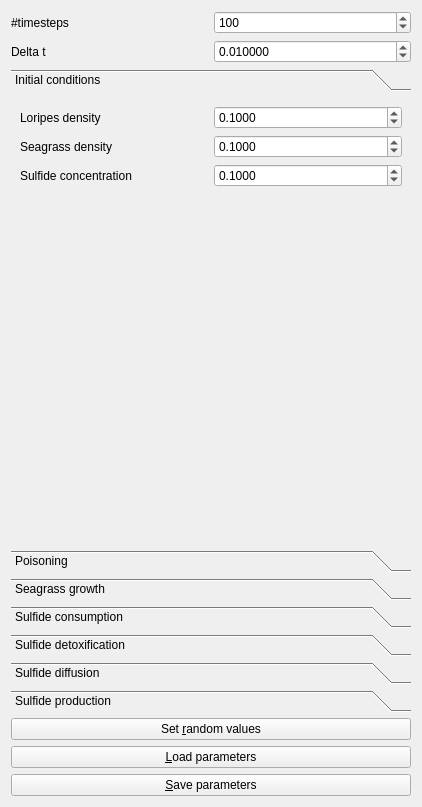
This is Tools/ToolMutualismBreakdowner/qtmutualismbreakdownerparameterswidget.ui in richelbilderbeek/ProjectRichelBilderbeek as Qt 5 draws it before an edit. The edited form follows.
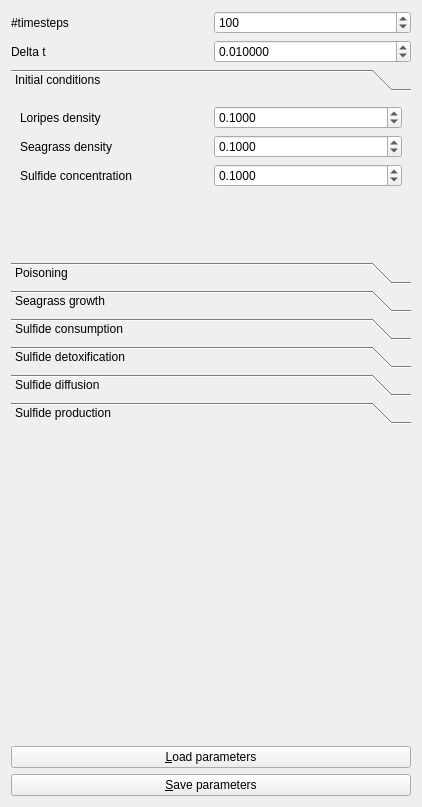
This is the edited form. Icons and pictures are not drawn.

```diff
--- a/Tools/ToolMutualismBreakdowner/qtmutualismbreakdownerparameterswidget.ui
+++ b/Tools/ToolMutualismBreakdowner/qtmutualismbreakdownerparameterswidget.ui
@@ -14,13 +14,6 @@
    <string>Form</string>
   </property>
   <layout class="QGridLayout" name="gridLayout_4">
-   <item row="5" column="0" colspan="2">
-    <widget class="QPushButton" name="button_set_random_values">
-     <property name="text">
-      <string>Set &amp;random values</string>
-     </property>
-    </widget>
-   </item>
    <item row="2" column="0">
     <widget class="QLabel" name="label_delta_t">
      <property name="text">
@@ -94,8 +87,8 @@
        <rect>
         <x>0</x>
         <y>0</y>
-        <width>400</width>
-        <height>407</height>
+        <width>385</width>
+        <height>360</height>
        </rect>
       </property>
       <attribute name="label">
@@ -285,6 +278,19 @@
      </widget>
     </widget>
    </item>
+   <item row="5" column="0">
+    <spacer name="verticalSpacer_2">
+     <property name="orientation">
+      <enum>Qt::Vertical</enum>
+     </property>
+     <property name="sizeHint" stdset="0">
+      <size>
+       <width>20</width>
+       <height>40</height>
+      </size>
+     </property>
+    </spacer>
+   </item>
   </layout>
  </widget>
  <tabstops>
```
Left out of the diff: 25 changed lines with no effect on the pictures.
